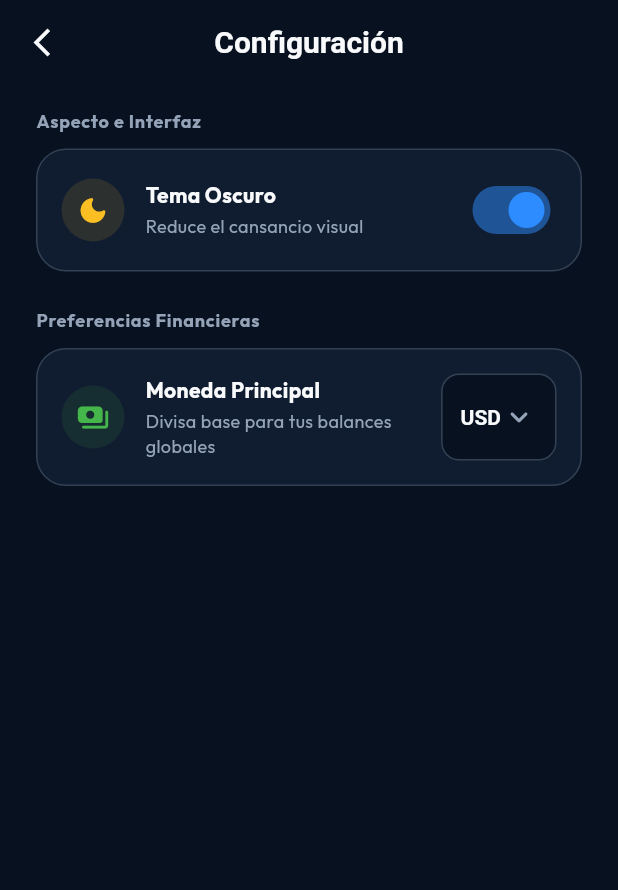
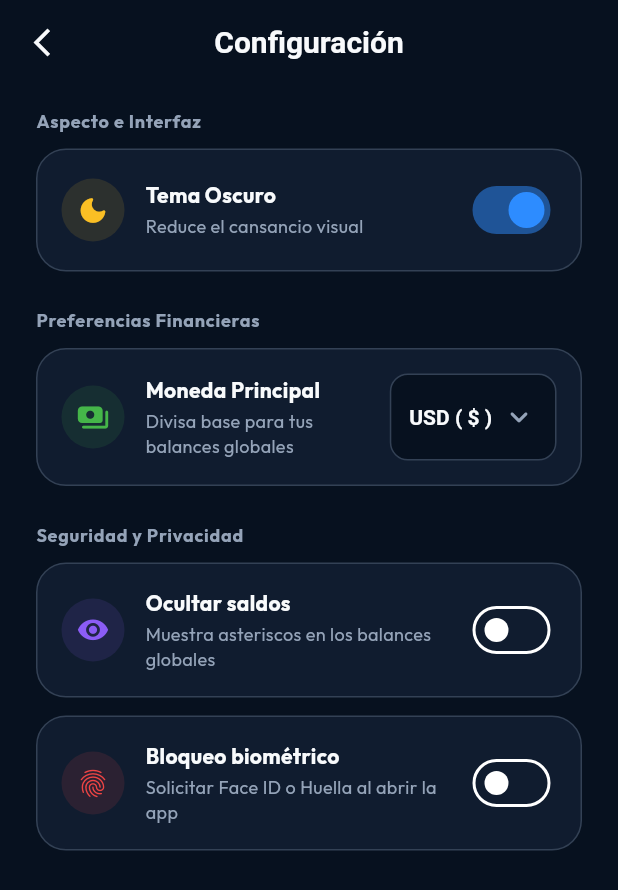
Before and after one commit to AlexM505/Nica-Balance, a Flutter app: the screen it shows after launch, after a tap on "Saltar", after a tap on the "settings suggest" icon, on a phone screen of 412 x 824 dp. Shown: the top 890 px of the screen. Run offline on Flutter 3.47's test engine with Material 3 defaults, Android fonts, the phone set to English and light mode, and no system bars; our stand-ins replace flutter_native_splash, google_fonts, local_auth, objectbox, shared_preferences; generated files the repository leaves out were written again.

Commit message:
Feat: implement Biometric security to block app // implement hide balance data

```diff
--- a/lib/presentation/home/views/main_navigation_screen.dart
+++ b/lib/presentation/home/views/main_navigation_screen.dart
@@ -1,11 +1,14 @@
 import 'dart:ui';
 import 'package:flutter/material.dart';
 import 'package:flutter_native_splash/flutter_native_splash.dart';
+import 'package:nica_balance/core/services/bio_auth_service.dart';
 import 'package:nica_balance/core/theme/app_theme.dart';
 import 'package:nica_balance/presentation/calendar/views/calendar_history_view.dart';
 import 'package:nica_balance/presentation/goals/views/goals_list_view.dart';
 import 'package:nica_balance/presentation/home/views/home_dashboard_view.dart';
 import 'package:nica_balance/presentation/income/views/income_form_screen.dart';
+import 'package:nica_balance/presentation/settings/viewmodels/preferences_viewmodel.dart';
+import 'package:provider/provider.dart';
 import '../../expenses/views/expense_form_screen.dart';
 
 class MainNavigationScreen extends StatefulWidget {
@@ -15,10 +18,10 @@ class MainNavigationScreen extends StatefulWidget {
   State<MainNavigationScreen> createState() => _MainNavigationScreenState();
 }
 
-class _MainNavigationScreenState extends State<MainNavigationScreen> {
+class _MainNavigationScreenState extends State<MainNavigationScreen> with WidgetsBindingObserver{
   int _selectedIndex = 0;
   bool _isMenuOpen = false;
-
+  bool _isAuthenticated = true;
 
   final List<Widget> _views = [
     const HomeDashboardView(),
@@ -37,21 +40,124 @@ class _MainNavigationScreenState extends State<MainNavigationScreen> {
     super.initState();
 
     FlutterNativeSplash.remove();
+
+    WidgetsBinding.instance.addObserver(this);
+
+    final prefsVM = context.read<PreferencesViewModel>();
+    if (prefsVM.biometricAuth) {
+      _isAuthenticated = false;
+    }
+  }
+
+  @override
+  void dispose() {
+    WidgetsBinding.instance.removeObserver(this);
+    super.dispose();
+  }
+
+  @override
+  void didChangeAppLifecycleState(AppLifecycleState state) {
+
+    final prefsVM = context.read<PreferencesViewModel>();
+    if (state == AppLifecycleState.resumed) {
+      if (prefsVM.biometricAuth) {
+        setState(() {
+          _isAuthenticated = false;
+        });
+      }
+    }
+  }
+
+  /// Método manual disparado únicamente por la acción táctil del usuario
+  Future<void> _executeManualDesblock() async {
+    final prefsVM = context.read<PreferencesViewModel>();
+    final success = await BioAuthService.authenticate();
+    if (success) {
+      await prefsVM.toggleBiometricAuth(false);
+      setState(() {
+        _isAuthenticated = true;
+      });
+    }
   }
 
   @override
   Widget build(BuildContext context) {
+
+    final prefsVM = context.watch<PreferencesViewModel>();
+
+    if (!prefsVM.biometricAuth && !_isAuthenticated) {
+      _isAuthenticated = true;
+    }
+
+    if (prefsVM.biometricAuth && _isAuthenticated) {
+      Future.delayed(Duration.zero, () {
+        if (mounted) {
+          setState(() {
+            _isAuthenticated = false;
+          });
+        }
+      });
+    }
+
+    // Si requiere autenticación y no la ha superado, mostramos cortina de seguridad premium
+    if (prefsVM.biometricAuth && !_isAuthenticated) {
+      return Scaffold(
+        backgroundColor: AppTheme.getBackgroundColor(context),
+        body: Center(
+          child: Column(
+            mainAxisAlignment: MainAxisAlignment.center,
+            children: [
+              Icon(
+                Icons.lock_outline_rounded,
+                size: 64,
+                color: AppTheme.primaryColor.withValues(alpha: 0.8),
+              ),
+              const SizedBox(height: 24),
+              Text(
+                'Aplicación Bloqueada',
+                style: TextStyle(
+                  color: AppTheme.getTextPrimary(context),
+                  fontSize: 18,
+                  fontWeight: FontWeight.bold,
+                ),
+              ),
+              const SizedBox(height: 8),
+              Text(
+                'Usa tu huella o rostro para desbloquear',
+                style: TextStyle(color: AppTheme.getTextSecondary(context), fontSize: 13),
+              ),
+              const SizedBox(height: 32),
+              ElevatedButton.icon(
+                style: ElevatedButton.styleFrom(
+                  backgroundColor: AppTheme.primaryColor,
+                  foregroundColor: Colors.white,
+                  padding: const EdgeInsets.symmetric(horizontal: 32, vertical: 14),
+                  shape: RoundedRectangleBorder(borderRadius: BorderRadius.circular(16)),
+                  elevation: 2,
+                ),
+                // LA CLAVE: El sensor se abre SOLO si presionan este botón
+                onPressed: _executeManualDesblock,
+                icon: const Icon(Icons.fingerprint_rounded, size: 24),
+                label: const Text(
+                  'Desbloquear con Huella',
+                  style: TextStyle(fontWeight: FontWeight.bold, fontSize: 14),
+                ),
+              ),
+            ],
+          ),
+        ),
+      );
+    }
+
     return Scaffold(
       extendBody: true,
       body: Stack(
         children: [
-          // _views[_selectedIndex],
 
           AnimatedSwitcher(
-            duration: const Duration(milliseconds: 250), // Transición rápida y fluida
-            switchInCurve: Curves.easeOutCubic,         // Curva suave al entrar
-            switchOutCurve: Curves.easeInCubic,          // Curva suave al salir
-            // Modificamos el constructor de transición para que haga un Fade + Scale premium
+            duration: const Duration(milliseconds: 250),
+            switchInCurve: Curves.easeOutCubic,
+            switchOutCurve: Curves.easeInCubic,
             transitionBuilder: (Widget child, Animation<double> animation) {
               return FadeTransition(
                 opacity: animation,
@@ -61,15 +167,12 @@ class _MainNavigationScreenState extends State<MainNavigationScreen> {
                 ),
               );
             },
-            // Es indispensable pasarle una Key única basada en el índice para que reconozca el cambio de pantalla
             child: KeyedSubtree(
               key: ValueKey<int>(_selectedIndex),
               child: _views[_selectedIndex],
             ),
           ),
 
-
-          // Capa de desenfoque con transición suave al abrir menú
           AnimatedOpacity(
             opacity: _isMenuOpen ? 1.0 : 0.0,
             duration: const Duration(milliseconds: 200),
@@ -85,7 +188,6 @@ class _MainNavigationScreenState extends State<MainNavigationScreen> {
                 : const SizedBox.shrink(),
           ),
 
-          // Opciones flotantes con animación de elevación y opacidad
           _buildAnimatedQuickMenu(),
         ],
       ),
@@ -130,7 +232,6 @@ class _MainNavigationScreenState extends State<MainNavigationScreen> {
                   ),
                 ),
 
-                // Divisor sutil vertical para separar el menú del botón de acción
                 Container(
                   height: 32,
                   width: 1.5,
@@ -161,11 +262,10 @@ class _MainNavigationScreenState extends State<MainNavigationScreen> {
       child: Stack(
         alignment: Alignment.center,
         children: [
-          // INDICADOR DE SELECCIÓN CORREGIDO: Usamos AnimatedScale para evitar anchos/altos negativos
           AnimatedScale(
-            scale: isSelected ? 1.0 : 0.0, // Escala de 0% a 100%
+            scale: isSelected ? 1.0 : 0.0,
             duration: const Duration(milliseconds: 300),
-            curve: Curves.easeInOutBack, // El efecto elástico/rebote ahora es 100% seguro aquí
+            curve: Curves.easeInOutBack,
             child: Container(
               width: 48,
               height: 48,
@@ -175,7 +275,6 @@ class _MainNavigationScreenState extends State<MainNavigationScreen> {
               ),
             ),
           ),
-          // El ícono cambia de color con transiciones suaves
           AnimatedContainer(
             duration: const Duration(milliseconds: 200),
             padding: const EdgeInsets.all(12),
@@ -193,7 +292,7 @@ class _MainNavigationScreenState extends State<MainNavigationScreen> {
   // Botón Gatillo con rotación fluida integrado en la misma barra
   Widget _buildActionMenuButton() {
     return AnimatedRotation(
-      turns: _isMenuOpen ? 0.125 : 0, // Convierte de + a x rotando 45 grados
+      turns: _isMenuOpen ? 0.125 : 0,
       duration: const Duration(milliseconds: 250),
       curve: Curves.easeInOut,
       child: GestureDetector(
@@ -223,15 +322,13 @@ class _MainNavigationScreenState extends State<MainNavigationScreen> {
   Widget _buildAnimatedQuickMenu() {
     return AnimatedPositioned(
       duration: const Duration(milliseconds: 300),
-      curve: Curves.fastOutSlowIn, // Animación de aceleración y frenado natural
-      bottom: _isMenuOpen ? 104 : 20, // Sube desde la barra de navegación
-      right: 38, // Centrado perfectamente sobre el botón derecho
+      curve: Curves.fastOutSlowIn,
+      bottom: _isMenuOpen ? 104 : 20,
+      right: 38,
       child: AnimatedOpacity(
         opacity: _isMenuOpen ? 1.0 : 0.0,
         duration: const Duration(milliseconds: 200),
         child:
-        // _isMenuOpen
-        //     ?
           IgnorePointer(
             ignoring: !_isMenuOpen,
             child:
@@ -266,7 +363,6 @@ class _MainNavigationScreenState extends State<MainNavigationScreen> {
                   ),
                 ],
               )
-            // : const SizedBox.shrink(),
           )
       ),
     );
@@ -281,7 +377,6 @@ class _MainNavigationScreenState extends State<MainNavigationScreen> {
     return Row(
       mainAxisSize: MainAxisSize.min,
       children: [
-        // Etiqueta flotante
         Container(
           padding: const EdgeInsets.symmetric(horizontal: 12, vertical: 6),
           decoration: BoxDecoration(
@@ -295,7 +390,6 @@ class _MainNavigationScreenState extends State<MainNavigationScreen> {
           ),
         ),
         const SizedBox(width: 12),
-        // Botón Circular de Acción
         GestureDetector(
           onTap: onTap,
           child: Container(
--- a/lib/presentation/home/widgets/balance_hero_card.dart
+++ b/lib/presentation/home/widgets/balance_hero_card.dart
@@ -1,6 +1,8 @@
 import 'package:flutter/material.dart';
 import 'package:nica_balance/core/theme/app_theme.dart';
 import 'package:nica_balance/presentation/home/widgets/hero_metric.dart';
+import 'package:nica_balance/presentation/settings/viewmodels/preferences_viewmodel.dart';
+import 'package:provider/provider.dart';
 
 class BalanceHeroCard extends StatelessWidget {
   final double balance;
@@ -16,6 +18,7 @@ class BalanceHeroCard extends StatelessWidget {
 
   @override
   Widget build(BuildContext context) {
+    final prefsVM = context.watch<PreferencesViewModel>();
     return Container(
       padding: const EdgeInsets.symmetric(horizontal: 24, vertical: 16),
       decoration: BoxDecoration(
@@ -46,7 +49,9 @@ class BalanceHeroCard extends StatelessWidget {
           const SizedBox(height: 4),
 
           Text(
-            '\$ ${balance.toStringAsFixed(2)}',
+            prefsVM.hideBalances
+            ? '\$ •••••••••'
+            : '\$ ${balance.toStringAsFixed(2)}',
             style: const TextStyle(
               fontSize: 34,
               fontWeight: FontWeight.w900,
--- a/lib/presentation/home/widgets/hero_metric.dart
+++ b/lib/presentation/home/widgets/hero_metric.dart
@@ -1,4 +1,6 @@
 import 'package:flutter/material.dart';
+import 'package:nica_balance/presentation/settings/viewmodels/preferences_viewmodel.dart';
+import 'package:provider/provider.dart';
 
 class Metric extends StatelessWidget {
   final String title;
@@ -13,6 +15,7 @@ class Metric extends StatelessWidget {
 
   @override
   Widget build(BuildContext context) {
+    final prefsVM = context.watch<PreferencesViewModel>();
     return Row(
       children: [
         Icon(
@@ -32,7 +35,9 @@ class Metric extends StatelessWidget {
               ),
             ),
             Text(
-              '\$ ${value.toStringAsFixed(2)}',
+              prefsVM.hideBalances
+              ? '•••••••'
+              : '\$ ${value.toStringAsFixed(2)}',
               style: const TextStyle(
                 color: Colors.white,
                 fontWeight: FontWeight.bold,
--- a/lib/presentation/settings/viewmodels/preferences_viewmodel.dart
+++ b/lib/presentation/settings/viewmodels/preferences_viewmodel.dart
@@ -1,7 +1,16 @@
 import 'package:flutter/material.dart';
 import 'package:shared_preferences/shared_preferences.dart';
 
-enum AppCurrency { NIO, USD }
+enum AppCurrency {
+  USD(symbol: '\$', code: 'USD', name: 'Dólares Americanos'),
+  NIO(symbol: 'C\$', code: 'NIO', name: 'Córdobas Oro');
+
+  final String symbol;
+  final String code;
+  final String name;
+
+  const AppCurrency({required this.symbol, required this.code, required this.name});
+}
 
 class PreferencesViewModel extends ChangeNotifier {
   ThemeMode _themeMode = ThemeMode.dark; // Por defecto tu tema oscuro premium
@@ -10,9 +19,18 @@ class PreferencesViewModel extends ChangeNotifier {
   ThemeMode get themeMode => _themeMode;
   AppCurrency get selectedCurrency => _selectedCurrency;
 
-  // Helpers para obtener strings o símbolos limpios en tus vistas
-  String get currencySymbol => _selectedCurrency == AppCurrency.USD ? '\$' : 'C\$';
-  String get currencyCode => _selectedCurrency.name;
+  // Shortcuts de utilidad global para tus vistas
+  String get currencySymbol => _selectedCurrency.symbol;
+  String get currencyCode => _selectedCurrency.code;
+
+  bool _hideBalances = false;
+  bool _biometricAuth = false;
+
+  bool _isAuthenticating = false;
+
+  bool get hideBalances => _hideBalances;
+  bool get biometricAuth => _biometricAuth;
+  bool get isAuthenticating => _isAuthenticating; // Getter público
 
   PreferencesViewModel() {
     _loadPreferences();
@@ -27,8 +45,12 @@ class PreferencesViewModel extends ChangeNotifier {
     _themeMode = isDark ? ThemeMode.dark : ThemeMode.light;
 
     // Cargar Moneda por defecto
-    // final currencyIndex = prefs.getInt('selected_currency_index') ?? AppCurrency.USD.index;
-    // _selectedCurrency = AppCurrency.values[currencyIndex];
+    final currencyIndex = prefs.getInt('selected_currency_index') ?? AppCurrency.USD.index;
+    _selectedCurrency = AppCurrency.values[currencyIndex];
+
+    // Cargar Configuraciones de Seguridad
+    _hideBalances = prefs.getBool('security_hide_balances') ?? false;
+    _biometricAuth = prefs.getBool('security_biometric_auth') ?? false;
 
     notifyListeners();
   }
@@ -48,4 +70,25 @@ class PreferencesViewModel extends ChangeNotifier {
     final prefs = await SharedPreferences.getInstance();
     await prefs.setInt('selected_currency_index', currency.index);
   }
+
+  // Modificar estado de ocultar saldos
+  Future<void> toggleHideBalances(bool value) async {
+    _hideBalances = value;
+    notifyListeners();
+    final prefs = await SharedPreferences.getInstance();
+    await prefs.setBool('security_hide_balances', value);
+  }
+
+  // Modificar estado de autenticación biométrica
+  Future<void> toggleBiometricAuth(bool value) async {
+    _biometricAuth = value;
+    notifyListeners();
+    final prefs = await SharedPreferences.getInstance();
+    await prefs.setBool('security_biometric_auth', value);
+  }
+
+  void setIsAuthenticating(bool value) {
+    _isAuthenticating = value;
+    notifyListeners();
+  }
 }
--- a/lib/presentation/settings/views/settings_screen.dart
+++ b/lib/presentation/settings/views/settings_screen.dart
@@ -75,11 +75,54 @@ class SettingsScreen extends StatelessWidget {
                   items: AppCurrency.values.map((AppCurrency currency) {
                     return DropdownMenuItem<AppCurrency>(
                       value: currency,
-                      child: Text(currency.name),
+                      child: Text('${currency.code} ( ${currency.symbol} )'),
                     );
                   }).toList(),
                 ),
               ),
+            ),
+          ),
+
+          const SizedBox(height: 24),
+          const Text(
+            'Seguridad y Privacidad',
+            style: TextStyle(color: AppTheme.textSecondary, fontSize: 12, fontWeight: FontWeight.bold, letterSpacing: 0.5),
+          ),
+          const SizedBox(height: 10),
+
+          // Ocultar Saldos
+          _buildSettingsTile(
+            context,
+            icon: prefsVM.hideBalances ? Icons.visibility_off_rounded : Icons.visibility_rounded,
+            iconColor: const Color(0xFF8B5CF6),
+            title: 'Ocultar saldos',
+            subtitle: 'Muestra asteriscos en los balances globales',
+            trailing: Switch.adaptive(
+              value: prefsVM.hideBalances,
+              activeThumbColor: AppTheme.primaryColor,
+              onChanged: (value) => prefsVM.toggleHideBalances(value),
+            ),
+          ),
+          const SizedBox(height: 12),
+
+          // Autenticación Biométrica
+          _buildSettingsTile(
+            context,
+            icon: Icons.fingerprint_rounded,
+            iconColor: const Color(0xFFEF4444),
+            title: 'Bloqueo biométrico',
+            subtitle: 'Solicitar Face ID o Huella al abrir la app',
+            trailing: Switch.adaptive(
+              value: prefsVM.biometricAuth,
+              activeThumbColor: AppTheme.primaryColor,
+              onChanged: (bool newValue) async {
+
+                await prefsVM.toggleBiometricAuth(newValue);
+
+                if (newValue && context.mounted) {
+                  Navigator.pop(context);
+                }
+              },
             ),
           ),
         ],
--- a/pubspec.yaml
+++ b/pubspec.yaml
@@ -17,6 +17,7 @@ dependencies:
   flutter_native_splash: ^2.4.7
   shared_preferences: ^2.5.5
   google_fonts: ^6.2.0
+  local_auth: ^3.0.1
 
 dev_dependencies:
   flutter_test:
```
Also changed, not shown: lib/core/services/bio_auth_service.dart (added, +36 -0 lines), pubspec.lock, 5 other files.
